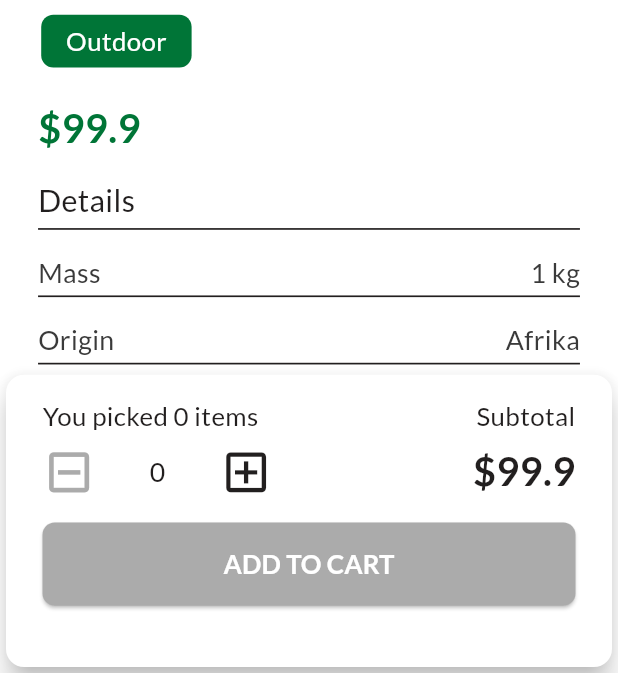
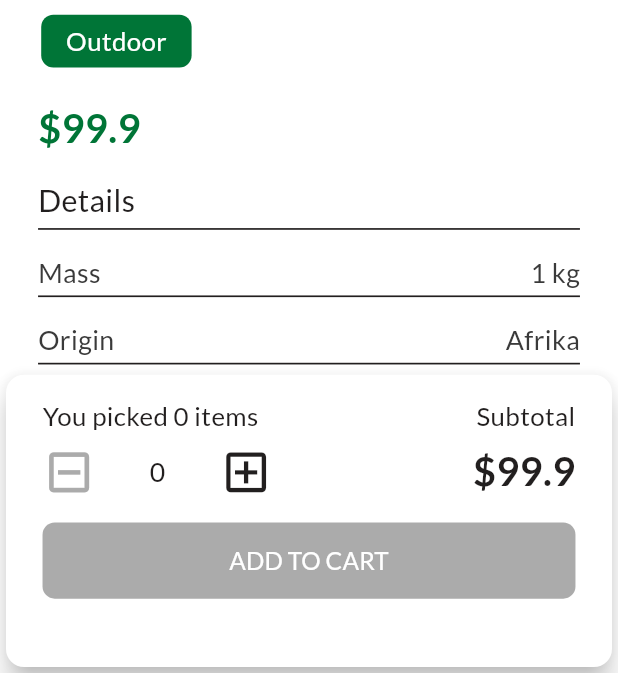
Before and after one commit to Abdusalom0516/Fayzigul, a Flutter app: the ProductsDetailsScreen screen opened directly, on a phone screen of 412 x 824 dp, the part 563-1236 px from its top. Run offline on Flutter 3.47's test engine with Material 3 defaults, Android fonts, the phone set to English and light mode, and no system bars; our stand-ins replace dartz, equatable, firebase_auth, firebase_core, flutter_bloc, flutter_hooks and 2 more; accounts and stored records are empty.

Commit message:
BASE: Enhance Architecture.

```diff
--- a/lib/presentation/home/screens/products_details_screen.dart
+++ b/lib/presentation/home/screens/products_details_screen.dart
@@ -8,6 +8,7 @@ import 'package:plant_store/core/common/consts/const_text_styles.dart';
 import 'package:plant_store/core/common/consts/const_texts.dart';
 import 'package:plant_store/core/common/widgets/custom_height_wd.dart';
 import 'package:plant_store/core/common/widgets/custom_sliver_height_wd.dart';
+import 'package:plant_store/core/common/widgets/custom_text_button_wd.dart';
 import 'package:plant_store/core/utils/app_state_wrapper.dart';
 import 'package:plant_store/presentation/home/widgets/circle_arrow_icon_button_wd.dart';
 import 'package:plant_store/presentation/home/widgets/prod_details_category_card_wd.dart';
@@ -232,43 +233,18 @@ class ProductsDetailsScreen extends HookWidget {
             ),
             Height(height: 15),
             // Add to Cart Button Section
-            addToCartButtonSection(colors, texts, quantity),
+            CustomTextButton(
+              buttonText: texts.addToCart,
+              textColor: colors.ffffffff,
+              backgroundColor:
+                  quantity.value <= 0 ? colors.ffababab : colors.ff007537,
+              func: () {
+                log("Add to Cart Button Clicked.");
+              },
+            )
           ],
         ),
       ),
-    );
-  }
-
-  Row addToCartButtonSection(
-      ConstColors colors, ConstTexts texts, ValueNotifier<int> quantity) {
-    return Row(
-      children: [
-        Expanded(
-          child: ElevatedButton(
-            style: ButtonStyle(
-              backgroundColor: WidgetStatePropertyAll(
-                  quantity.value <= 0 ? colors.ffababab : colors.ff007537),
-              padding: WidgetStatePropertyAll(
-                  EdgeInsetsGeometry.symmetric(vertical: 15.r)),
-              shape: WidgetStatePropertyAll(
-                RoundedRectangleBorder(
-                  borderRadius: BorderRadius.circular(8.r),
-                ),
-              ),
-            ),
-            onPressed: () {
-              log("Add to Cart Button Clicked.");
-            },
-            child: Text(
-              texts.addToCart,
-              style: AppTextStyles.lato.bold(
-                color: colors.ffffffff,
-                fontSize: 17.sp,
-              ),
-            ),
-          ),
-        ),
-      ],
     );
   }
 
```
